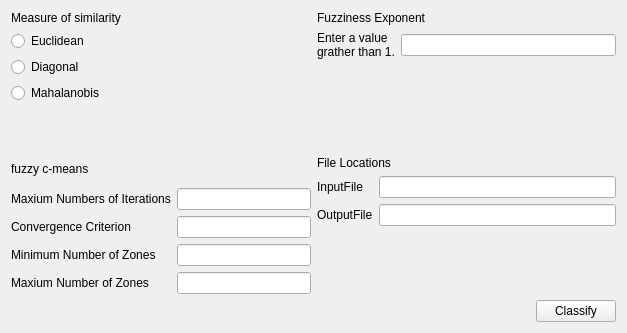
The window that forms/algoritmovista.ui (maekos/Cmeans) describes before a commit, drawn with Qt 5.
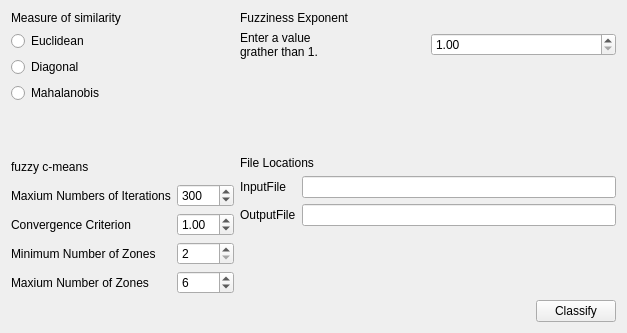
The same window after the commit.

What changed in the file:
```diff
--- a/forms/algoritmovista.ui
+++ b/forms/algoritmovista.ui
@@ -67,50 +67,75 @@
         <layout class="QVBoxLayout" name="verticalLayout_2">
          <item>
           <layout class="QGridLayout" name="gridLayout">
+           <item row="1" column="0">
+            <widget class="QLabel" name="label_3">
+             <property name="text">
+              <string>Maxium Numbers of Iterations</string>
+             </property>
+            </widget>
+           </item>
+           <item row="5" column="0">
+            <widget class="QLabel" name="label_5">
+             <property name="text">
+              <string>Maxium Number of Zones</string>
+             </property>
+            </widget>
+           </item>
+           <item row="0" column="0">
+            <widget class="QLabel" name="label_2">
+             <property name="text">
+              <string>fuzzy c-means</string>
+             </property>
+            </widget>
+           </item>
            <item row="3" column="0">
-            <widget class="QLabel" name="label_6">
-             <property name="text">
-              <string>Minimum Number of Zones</string>
-             </property>
-            </widget>
-           </item>
-           <item row="2" column="0">
             <widget class="QLabel" name="label_4">
              <property name="text">
               <string>Convergence Criterion</string>
              </property>
             </widget>
            </item>
-           <item row="4" column="1">
-            <widget class="QLineEdit" name="lineEdit_3"/>
-           </item>
-           <item row="2" column="1">
-            <widget class="QLineEdit" name="lineEdit_2"/>
-           </item>
-           <item row="1" column="1">
-            <widget class="QLineEdit" name="lineEdit"/>
-           </item>
            <item row="4" column="0">
-            <widget class="QLabel" name="label_5">
+            <widget class="QLabel" name="label_6">
              <property name="text">
-              <string>Maxium Number of Zones</string>
+              <string>Minimum Number of Zones</string>
              </property>
             </widget>
            </item>
-           <item row="1" column="0">
-            <widget class="QLabel" name="label_3">
-             <property name="text">
-              <string>Maxium Numbers of Iterations</string>
+           <item row="1" column="1">
+            <widget class="QSpinBox" name="iterations">
+             <property name="maximum">
+              <number>1000</number>
+             </property>
+             <property name="value">
+              <number>300</number>
              </property>
             </widget>
            </item>
            <item row="3" column="1">
-            <widget class="QLineEdit" name="lineEdit_4"/>
+            <widget class="QDoubleSpinBox" name="convergenceCriteria">
+             <property name="value">
+              <double>1.000000000000000</double>
+             </property>
+            </widget>
            </item>
-           <item row="0" column="0">
-            <widget class="QLabel" name="label_2">
-             <property name="text">
-              <string>fuzzy c-means</string>
+           <item row="4" column="1">
+            <widget class="QSpinBox" name="minZones">
+             <property name="minimum">
+              <number>2</number>
+             </property>
+             <property name="value">
+              <number>2</number>
+             </property>
+            </widget>
+           </item>
+           <item row="5" column="1">
+            <widget class="QSpinBox" name="maxZones">
+             <property name="minimum">
+              <number>2</number>
+             </property>
+             <property name="value">
+              <number>6</number>
              </property>
             </widget>
            </item>
@@ -138,7 +163,11 @@
             </widget>
            </item>
            <item>
-            <widget class="QLineEdit" name="lineEdit_5"/>
+            <widget class="QDoubleSpinBox" name="fuzzyExponent">
+             <property name="minimum">
+              <double>1.000000000000000</double>
+             </property>
+            </widget>
            </item>
           </layout>
          </item>
```
Left out of the diff: 8 changed lines with no effect on the pictures.
